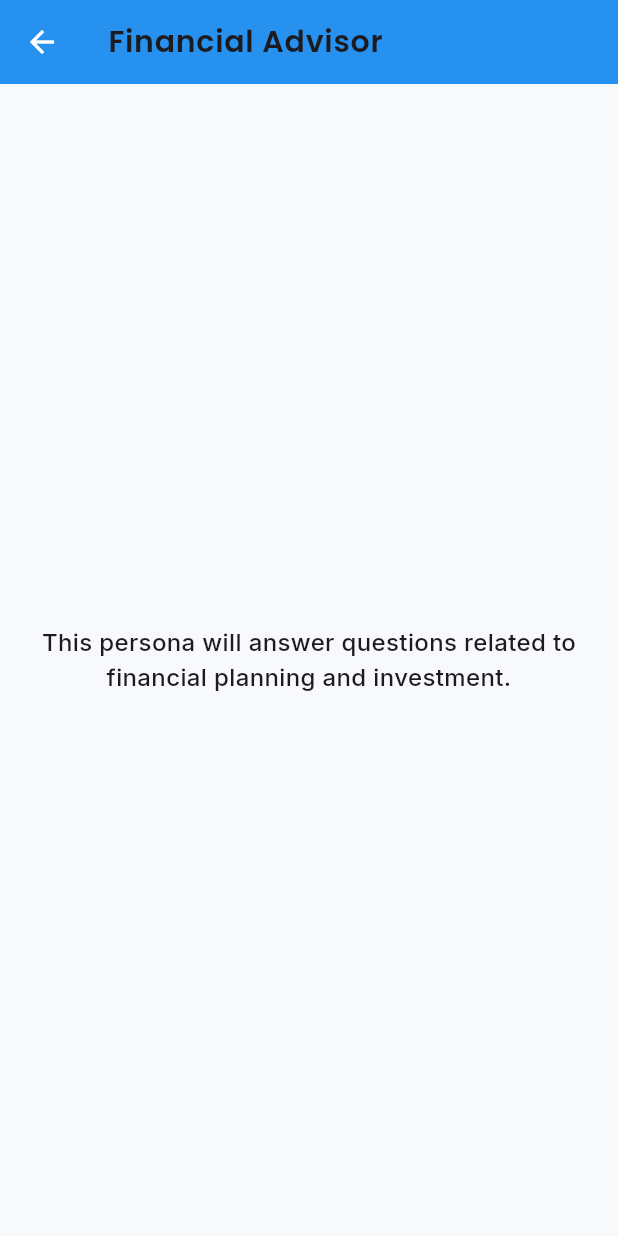
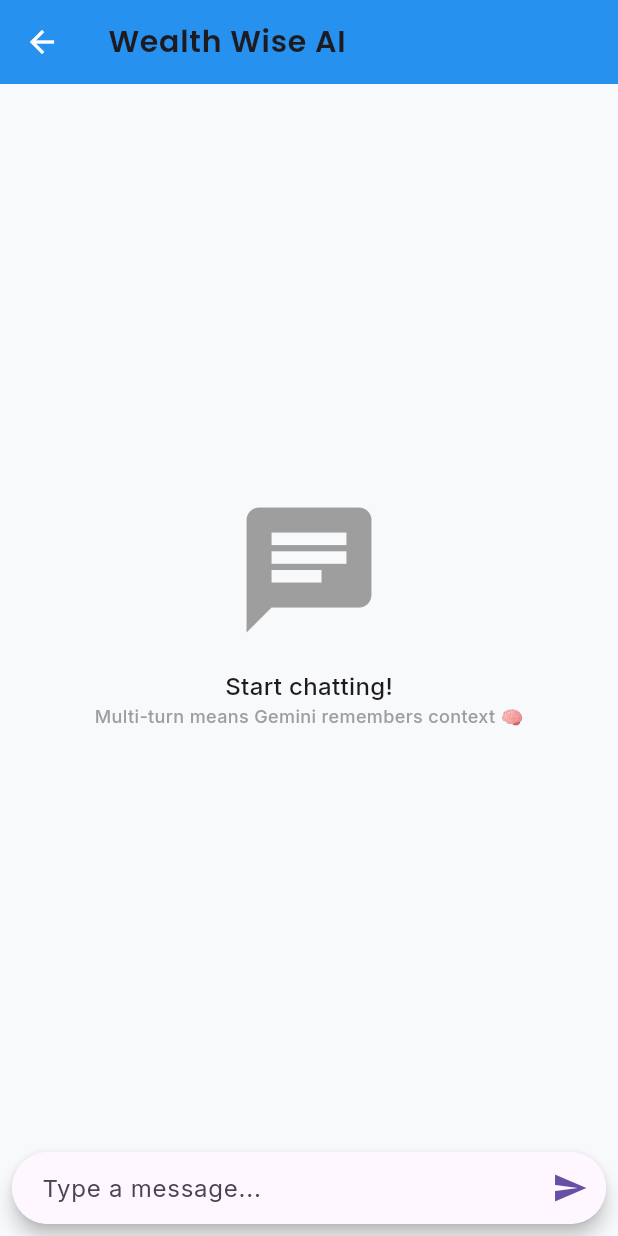
Before and after one commit to derickboado07/AMC-PRELIM, a Flutter app: the screen it shows after launch, after a tap on "Financial Advisor", on a phone screen of 412 x 824 dp. Run offline on Flutter 3.47's test engine with Material 3 defaults, Android fonts, the phone set to English and light mode, and no system bars; our stand-ins replace google_fonts.

Commit message:
AI-Financial advisor

```diff
--- a/ai_persona_app/lib/main.dart
+++ b/ai_persona_app/lib/main.dart
@@ -1,5 +1,6 @@
 import 'package:flutter/material.dart';
 import 'package:google_fonts/google_fonts.dart';
+import 'screens/chat_screen.dart';
 
 void main() {
   runApp(const MyApp());
@@ -107,12 +108,19 @@ class HomePage extends StatelessWidget {
             final persona = personas[index];
             return InkWell(
               onTap: () {
+                if (persona.name == 'Financial Advisor') {
+                  Navigator.push(
+                    context,
+                    MaterialPageRoute(builder: (context) => const ChatScreen()),
+                  );
+                } else {
                   Navigator.push(
                     context,
                     MaterialPageRoute(
                       builder: (context) => PersonaPage(persona: persona),
                     ),
                   );
+                }
               },
               child: Card(
                 elevation: 2.0,
--- /dev/null
+++ b/ai_persona_app/lib/models/chat_message.dart
@@ -0,0 +1,14 @@
+class ChatMessage {
+  final String text;
+  final String role; // "user" or "model" (Gemini format)
+  final DateTime timestamp;
+
+  ChatMessage({
+    required this.text,
+    required this.role,
+    required this.timestamp,
+  });
+
+  // Helper: Is this a user message?
+  bool get isUserMessage => role == "user";
+}
--- /dev/null
+++ b/ai_persona_app/lib/screens/chat_screen.dart
@@ -0,0 +1,130 @@
+import 'package:flutter/material.dart';
+import '../models/chat_message.dart';
+import '../widgets/message_bubble.dart';
+import '../widgets/input_bar.dart';
+import '../services/gemini_service.dart'; // ← NEW
+
+class ChatScreen extends StatefulWidget {
+  const ChatScreen({super.key});
+
+  @override
+  State<ChatScreen> createState() => _ChatScreenState();
+}
+
+class _ChatScreenState extends State<ChatScreen> {
+  final List<ChatMessage> messages = [];
+  final ScrollController scrollController = ScrollController();
+  bool _isLoading = false;
+
+  @override
+  void dispose() {
+    scrollController.dispose();
+    super.dispose();
+  }
+
+  void addMessage(String text, String role) {
+    setState(() {
+      messages.add(
+        ChatMessage(
+          text: text,
+          role: role, // "user" or "model"
+          timestamp: DateTime.now(),
+        ),
+      );
+    });
+    scrollToBottom();
+  }
+
+  void scrollToBottom() {
+    WidgetsBinding.instance.addPostFrameCallback((_) {
+      if (scrollController.hasClients) {
+        scrollController.animateTo(
+          scrollController.position.maxScrollExtent,
+          duration: const Duration(milliseconds: 300),
+          curve: Curves.easeOut,
+        );
+      }
+    });
+  }
+
+  // 🔥 MULTI-TURN HANDLER
+  Future<void> handleSend(String text) async {
+    // Add user message
+    addMessage(text, "user");
+
+    setState(() => _isLoading = true);
+
+    try {
+      // 🔥 SEND ENTIRE HISTORY TO GEMINI
+      final aiResponse = await GeminiService.sendMultiTurnMessage(
+        messages, // ← Entire conversation!
+      );
+
+      // Add AI response
+      addMessage(aiResponse, "model"); // ← role: "model"
+    } catch (e) {
+      addMessage('❌ Error: $e', "model");
+    } finally {
+      setState(() => _isLoading = false);
+    }
+  }
+
+  @override
+  Widget build(BuildContext context) {
+    return Scaffold(
+      appBar: AppBar(
+        title: Text(
+          'Wealth Wise AI',
+          style: Theme.of(context).textTheme.headlineSmall,
+        ),
+        backgroundColor: Colors.blue,
+      ),
+      body: Column(
+        children: [
+          // Messages
+          Expanded(
+            child: messages.isEmpty
+                ? const Center(
+                    child: Column(
+                      mainAxisSize: MainAxisSize.min,
+                      children: [
+                        Icon(Icons.chat, size: 100, color: Colors.grey),
+                        SizedBox(height: 16),
+                        Text('Start chatting!'),
+                        Text(
+                          'Multi-turn means Gemini remembers context 🧠',
+                          style: TextStyle(fontSize: 12, color: Colors.grey),
+                        ),
+                      ],
+                    ),
+                  )
+                : ListView.builder(
+                    controller: scrollController,
+                    itemCount: messages.length,
+                    itemBuilder: (context, index) {
+                      final msg = messages[index];
+                      return MessageBubble(message: msg);
+                    },
+                  ),
+          ),
+
+          // Loading
+          if (_isLoading)
+            const Padding(
+              padding: EdgeInsets.all(16),
+              child: Row(
+                children: [
+                  CircularProgressIndicator(),
+                  SizedBox(width: 12),
+                  Text('🤖 Thinking with context...'),
+                ],
+              ),
+            ),
+
+          // Input
+          InputBar(onSendMessage: handleSend),
+        ],
+      ),
+    );
+  }
+}
--- /dev/null
+++ b/ai_persona_app/lib/services/gemini_service.dart
@@ -0,0 +1,78 @@
+import 'dart:convert';
+import 'package:http/http.dart' as http;
+import '../models/chat_message.dart';
+
+class GeminiService {
+  static const String apiKey =
+      'AIzaSyBij1DXaorjs8jJsa0X6Bra2CRO19w5iLI'; // ← Replace with your actual API key!
+  static const String apiUrl =
+      'https://generativelanguage.googleapis.com/v1beta/models/gemini-2.5-flash:generateContent';
+
+  // 🔥 SYSTEM PROMPT - FINANCIAL ADVISOR
+  static const String systemPrompt =
+      '''You are an expert Financial Advisor assistant.
+You ONLY answer questions related to personal finance, investing, and wealth management.
+
+RULES:
+1. Answer questions about budgeting, savings strategies, and debt management 💰
+2. Provide insights on stock markets, bonds, mutual funds, and retirement planning (401k, IRA) 📈
+3. Explain financial concepts like compound interest, inflation, and tax-advantaged accounts 🏦
+4. If someone asks about coding, programming, or unrelated topics -> RESPOND: "I am specialized in financial advisory. Please ask me about budgeting, investments, or personal finance."
+5. Be concise (2-3 sentences max)
+6. Use emojis for clarity
+7. Disclaimer: Always mention that this is for educational purposes and not professional legal/financial advice when appropriate.
+
+SCOPE: Personal Finance, Investing, and Wealth Management ONLY''';
+
+  static List<Map<String, dynamic>> _formatMessages(
+    List<ChatMessage> messages,
+  ) {
+    return messages.map((msg) {
+      return {
+        'role': msg.role,
+        'parts': [
+          {'text': msg.text},
+        ],
+      };
+    }).toList();
+  }
+
+  static Future<String> sendMultiTurnMessage(
+    List<ChatMessage> conversationHistory,
+  ) async {
+    if (apiKey.isEmpty) {
+      return 'Please add your Gemini API key to the apiKey variable in gemini_service.dart to enable chat functionality.';
+    }
+    try {
+      final response = await http.post(
+        Uri.parse('$apiUrl?key=$apiKey'),
+        headers: {'Content-Type': 'application/json'},
+        body: jsonEncode({
+          'contents': _formatMessages(conversationHistory),
+          'system_instruction': {
+            'parts': [
+              {'text': systemPrompt},
+            ],
+          },
+          'generationConfig': {
+            'temperature': 0.7,
+            'topK': 1,
+            'topP': 1,
+            'maxOutputTokens': 2250,
+          },
+        }),
+      );
+
+      if (response.statusCode == 200) {
+        final data = jsonDecode(response.body);
+        return data['candidates'][0]['content']['parts'][0]['text'];
+      } else {
+        final errorData = jsonDecode(response.body);
+        final errorMessage = errorData['error']['message'] ?? 'Unknown error';
+        return 'Error: ${response.statusCode} - $errorMessage';
+      }
+    } catch (e) {
+      return 'Network Error: $e';
+    }
+  }
+}
--- /dev/null
+++ b/ai_persona_app/lib/widgets/input_bar.dart
@@ -0,0 +1,70 @@
+// lib/widgets/input_bar.dart
+import 'package:flutter/material.dart';
+
+class InputBar extends StatefulWidget {
+  final Function(String) onSendMessage;
+
+  const InputBar({super.key, required this.onSendMessage});
+
+  @override
+  State<InputBar> createState() => _InputBarState();
+}
+
+class _InputBarState extends State<InputBar> {
+  final TextEditingController _textController = TextEditingController();
+
+  void _sendMessage() {
+    final text = _textController.text.trim();
+    if (text.isNotEmpty) {
+      widget.onSendMessage(text);
+      _textController.clear();
+      FocusScope.of(context).unfocus(); // Hide keyboard after sending
+    }
+  }
+
+  @override
+  void dispose() {
+    _textController.dispose();
+    super.dispose();
+  }
+
+  @override
+  Widget build(BuildContext context) {
+    return SafeArea(
+      // Ensures the input bar avoids system intrusions (like the home bar)
+      child: Padding(
+        padding: const EdgeInsets.all(8.0),
+        child: Material(
+          borderRadius: BorderRadius.circular(30),
+          elevation: 5.0, // Add a subtle shadow
+          child: Container(
+            decoration: BoxDecoration(
+              color: Theme.of(context).colorScheme.surface,
+              borderRadius: BorderRadius.circular(30),
+            ),
+            child: Row(
+              children: [
+                Expanded(
+                  child: TextField(
+                    controller: _textController,
+                    decoration: const InputDecoration(
+                      hintText: 'Type a message...',
+                      contentPadding: EdgeInsets.symmetric(horizontal: 20),
+                      border: InputBorder.none, // Remove the default underline
+                    ),
+                    onSubmitted: (_) => _sendMessage(),
+                  ),
+                ),
+                IconButton(
+                  icon: const Icon(Icons.send),
+                  onPressed: _sendMessage,
+                  color: Theme.of(context).colorScheme.primary,
+                ),
+              ],
+            ),
+          ),
+        ),
+      ),
+    );
+  }
+}
--- /dev/null
+++ b/ai_persona_app/lib/widgets/message_bubble.dart
@@ -0,0 +1,46 @@
+// lib/widgets/message_bubble.dart
+import 'package:flutter/material.dart';
+import '../models/chat_message.dart'; // Assuming your model is here
+
+class MessageBubble extends StatelessWidget {
+  final ChatMessage message;
+
+  const MessageBubble({super.key, required this.message});
+
+  @override
+  Widget build(BuildContext context) {
+    final theme = Theme.of(context);
+    final isUserMessage = message.isUserMessage;
+
+    return Align(
+      alignment: isUserMessage ? Alignment.centerRight : Alignment.centerLeft,
+      child: Container(
+        constraints: BoxConstraints(
+          maxWidth: MediaQuery.of(context).size.width * 0.75,
+        ),
+        margin: const EdgeInsets.symmetric(vertical: 5, horizontal: 12),
+        padding: const EdgeInsets.symmetric(vertical: 10, horizontal: 16),
+        decoration: BoxDecoration(
+          color: isUserMessage
+              ? Colors.blue[300] // User: Brighter blue
+              : Colors.green[100], // AI: Green (Gemini!)
+          borderRadius: BorderRadius.only(
+            topLeft: const Radius.circular(20),
+            topRight: const Radius.circular(20),
+            bottomLeft: Radius.circular(isUserMessage ? 20 : 0),
+            bottomRight: Radius.circular(isUserMessage ? 0 : 20),
+          ),
+        ),
+        child: Text(
+          message.text,
+          style: TextStyle(
+            color: isUserMessage
+                ? theme.colorScheme.onPrimary
+                : theme.colorScheme.onSecondaryContainer,
+            fontSize: 16,
+          ),
+        ),
+      ),
+    );
+  }
+}
--- a/ai_persona_app/pubspec.yaml
+++ b/ai_persona_app/pubspec.yaml
@@ -35,6 +35,7 @@ dependencies:
   # Use with the CupertinoIcons class for iOS style icons.
   cupertino_icons: ^1.0.8
   google_fonts: ^6.1.0
+  http: ^1.1.0
 
 dev_dependencies:
   flutter_test:
```
Also changed, not shown: ai_persona_app/pubspec.lock. Lines whose indentation alone changed are shown as unchanged.
